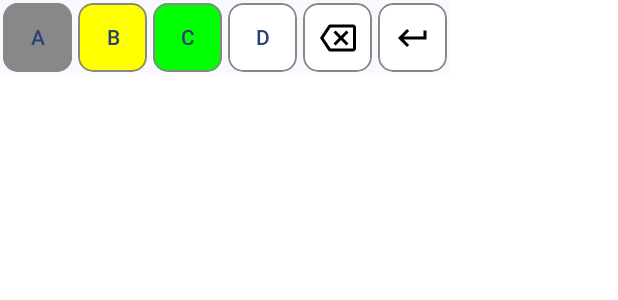
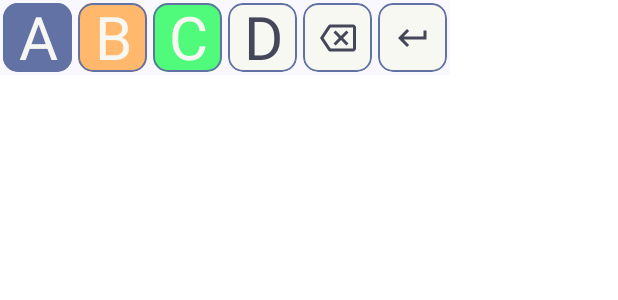
Before and after one commit to KatieBarnett/WordleExtra, an Android app built with Jetpack Compose: the @Preview function KeyPreview, on a phone screen of 412 x 824 dp. Shown: the top 300 px of the screen. Run offline under Robolectric (Android 15) with nearby library versions, the phone set to English and light mode, and no system bars; network calls fail.

Commit message:
Styling and navigation changes

```diff
--- a/app/src/main/java/dev/katiebarnett/wordleextra/ui/KeyboardComponents.kt
+++ b/app/src/main/java/dev/katiebarnett/wordleextra/KeyboardComponents.kt
@@ -15,9 +15,10 @@ import androidx.compose.ui.draw.clip
 import androidx.compose.ui.graphics.Color
 import androidx.compose.ui.tooling.preview.Preview
 import androidx.compose.ui.unit.Dp
+import androidx.compose.ui.unit.TextUnit
 import androidx.compose.ui.unit.dp
 import dev.katiebarnett.wordleextra.models.*
-import dev.katiebarnett.wordleextra.ui.theme.WordleExtraTheme
+import dev.katiebarnett.wordleextra.ui.theme.*
 import kotlin.math.max
 
 
@@ -26,25 +27,26 @@ fun Keyboard(keyRow1: List<Key>, keyRow2: List<Key>, keyRow3: List<Key>, keyActi
     BoxWithConstraints(modifier) {
         val maxKeyCount = max(keyRow1.size, max(keyRow2.size, keyRow3.size))
         val keyWidth = (maxWidth / maxKeyCount)
+        val textSize = getFontSizeForBoxSize(keyWidth)
         Column(horizontalAlignment = Alignment.CenterHorizontally, modifier = modifier) {
-            KeyboardRow(keyRow = keyRow1, keyAction, keyWidth, modifier)
-            KeyboardRow(keyRow = keyRow2, keyAction, keyWidth ,modifier)
-            KeyboardRow(keyRow = keyRow3, keyAction, keyWidth, modifier)
+            KeyboardRow(keyRow = keyRow1, keyAction, keyWidth, textSize, modifier)
+            KeyboardRow(keyRow = keyRow2, keyAction, keyWidth, textSize, modifier)
+            KeyboardRow(keyRow = keyRow3, keyAction, keyWidth, textSize, modifier)
         }
     }
 }
 
 @Composable
-fun KeyboardRow(keyRow: List<Key>, keyAction: (key: Key) -> Unit, keyWidth: Dp, modifier: Modifier = Modifier) {
+fun KeyboardRow(keyRow: List<Key>, keyAction: (key: Key) -> Unit, keyWidth: Dp, fontSize: TextUnit, modifier: Modifier = Modifier) {
     Row(modifier = modifier) {
         keyRow.forEach {
-            Key(it, keyAction, modifier.width(keyWidth))
+            Key(it, keyAction, fontSize, modifier.width(keyWidth))
         }
     }
 }
 
 @Composable
-fun Key(key: Key, action: (key: Key) -> Unit, modifier: Modifier = Modifier) {
+fun Key(key: Key, action: (key: Key) -> Unit, fontSize: TextUnit, modifier: Modifier = Modifier) {
     Box(modifier = modifier
         .padding(2.dp)
         .aspectRatio(1f),
@@ -54,9 +56,15 @@ fun Key(key: Key, action: (key: Key) -> Unit, modifier: Modifier = Modifier) {
         if (key is Letter) {
             key.char?.let {
                 TextButton(
+                    contentPadding = PaddingValues(0.dp),
                     onClick = { action.invoke(key) },
                     content = {
-                        Text(text = it.uppercase())
+                        Text(
+                            color = key.getForegroundColor(),
+                            text = it.uppercase(),
+                            fontSize = fontSize,
+                            style = MaterialTheme.typography.bodyLarge
+                        )
                     })
             }
         } else if (key is Backspace) {
@@ -65,7 +73,7 @@ fun Key(key: Key, action: (key: Key) -> Unit, modifier: Modifier = Modifier) {
                 content = {
                     Icon(imageVector = Icons.Outlined.Backspace,
                         contentDescription = "Backspace",
-                        tint = Color.Black)
+                        tint = key.getForegroundColor())
                 }
             )
         } else if (key is Enter) {
@@ -74,7 +82,7 @@ fun Key(key: Key, action: (key: Key) -> Unit, modifier: Modifier = Modifier) {
                 content = {
                     Icon(imageVector = Icons.Outlined.KeyboardReturn,
                         contentDescription = "Enter",
-                        tint = Color.Black)
+                        tint = key.getForegroundColor())
                 }
             )
         }
@@ -83,20 +91,12 @@ fun Key(key: Key, action: (key: Key) -> Unit, modifier: Modifier = Modifier) {
 
 @Composable
 fun KeyBackground(key: Key, modifier: Modifier = Modifier){
-    val backgroundColor = when(key) {
-        is Incorrect -> Color.Gray
-        is Correct -> Color.Green
-        is Misplaced -> Color.Yellow
-        is Unknown -> Color.White
-        Backspace -> Color.White
-        Enter -> Color.White
-    }
     Box(
         modifier = modifier
             .fillMaxSize()
             .clip(RoundedCornerShape(10.dp))
-            .border(width = 1.dp, color = Color.Gray, shape = RoundedCornerShape(10.dp))
-            .background(backgroundColor)
+            .border(width = 1.dp, color = Border, shape = RoundedCornerShape(10.dp))
+            .background(key.getBackgroundColor())
     )
 }
 
@@ -116,12 +116,12 @@ fun KeyPreview() {
         Surface {
             Row {
                 val modifier = Modifier.width(50.dp)
-                Key(Incorrect('a'), {}, modifier)
-                Key(Misplaced('b'), {}, modifier)
-                Key(Correct('c'), {}, modifier)
-                Key(Unknown('d'), {}, modifier)
-                Key(Backspace, {}, modifier)
-                Key(Enter, {}, modifier)
+                Key(Incorrect('a'), {}, getFontSizeForBoxSize(50.dp), modifier)
+                Key(Misplaced('b'), {}, getFontSizeForBoxSize(50.dp), modifier)
+                Key(Correct('c'), {}, getFontSizeForBoxSize(50.dp), modifier)
+                Key(Unknown('d'), {}, getFontSizeForBoxSize(50.dp), modifier)
+                Key(Backspace, {}, getFontSizeForBoxSize(50.dp), modifier)
+                Key(Enter, {}, getFontSizeForBoxSize(50.dp), modifier)
             }
         }
     }
--- a/app/src/main/java/dev/katiebarnett/wordleextra/MainActivity.kt
+++ b/app/src/main/java/dev/katiebarnett/wordleextra/MainActivity.kt
@@ -63,6 +63,7 @@ class MainActivity : ComponentActivity() {
                         })
                     }
                     composable(WordleExtraScreen.Game.name) {
+                        viewModel.reset(this@MainActivity)
                         GameBody(
                             guesses = viewModel.guesses,
                             keyRow1 = viewModel.keyboardRow1,
--- a/app/src/main/java/dev/katiebarnett/wordleextra/MainViewModel.kt
+++ b/app/src/main/java/dev/katiebarnett/wordleextra/MainViewModel.kt
@@ -102,12 +102,13 @@ class MainViewModel @Inject constructor(
         guesses[guesses.lastIndex] = Guess(lettersWithState)
         if (guesses.last().isAllCorrect) {
             // TODO Show winner
+            updateKeyboard(lettersWithState)
         } else if (!checkGuessIsInList(guesses.last())) {
             // TODO show error not in list
         } else {
             guesses.add(getEmptyGuess())
+            updateKeyboard(lettersWithState)
         }
-        updateKeyboard(lettersWithState)
     }
 
     fun checkGuessIsInList(guess: Guess): Boolean {
--- /dev/null
+++ b/app/src/main/java/dev/katiebarnett/wordleextra/Util.kt
@@ -0,0 +1,34 @@
+package dev.katiebarnett.wordleextra
+
+import androidx.compose.ui.graphics.Color
+import androidx.compose.ui.unit.Dp
+import androidx.compose.ui.unit.TextUnit
+import androidx.compose.ui.unit.sp
+import dev.katiebarnett.wordleextra.models.*
+import dev.katiebarnett.wordleextra.ui.theme.*
+
+fun getFontSizeForBoxSize(boxSize: Dp): TextUnit {
+    return (boxSize.value * 0.8).sp
+}
+
+fun Key.getBackgroundColor(): Color {
+    return when(this) {
+        is Incorrect -> Comment
+        is Correct -> Green
+        is Misplaced -> Orange
+        is Unknown -> Foreground
+        Backspace -> Foreground
+        Enter -> Foreground
+    }
+}
+
+fun Key.getForegroundColor(): Color {
+    return when(this) {
+        is Incorrect -> Foreground
+        is Correct -> Foreground
+        is Misplaced -> Foreground
+        is Unknown -> Surface
+        Backspace -> Surface
+        Enter -> Surface
+    }
+}
--- a/app/src/main/java/dev/katiebarnett/wordleextra/ui/theme/Color.kt
+++ b/app/src/main/java/dev/katiebarnett/wordleextra/ui/theme/Color.kt
@@ -2,10 +2,19 @@ package dev.katiebarnett.wordleextra.ui.theme
 
 import androidx.compose.ui.graphics.Color
 
-val Purple80 = Color(0xFFD0BCFF)
-val PurpleGrey80 = Color(0xFFCCC2DC)
-val Pink80 = Color(0xFFEFB8C8)
+// Dracula palette
+val Background = Color(0xff282a36)
+val Surface = Color(0xff44475a)
+val Selection = Color(0xff44475a)
+val Foreground = Color(0xfff8f8f2)
+val Comment = Color(0xff6272a4)
+val Cyan = Color(0xff8be9fd)
+val Green = Color(0xff50fa7b)
+val Orange = Color(0xffffb86c)
+val Pink = Color(0xffff79c6)
+val Purple = Color(0xffbd93f9)
+val Red = Color(0xffff5555)
+val Yellow = Color(0xfff1fa8c)
 
-val Purple40 = Color(0xFF6650a4)
-val PurpleGrey40 = Color(0xFF625b71)
-val Pink40 = Color(0xFF7D5260)
+
+val Border = Comment
```
Also changed, not shown: app/src/main/java/dev/katiebarnett/wordleextra/GuessComponents.kt (renamed from app/src/main/java/dev/katiebarnett/wordleextra/ui/GuessComponents.kt, +28 -17 lines), app/src/main/java/dev/katiebarnett/wordleextra/ui/theme/Theme.kt (+18 -16 lines).
